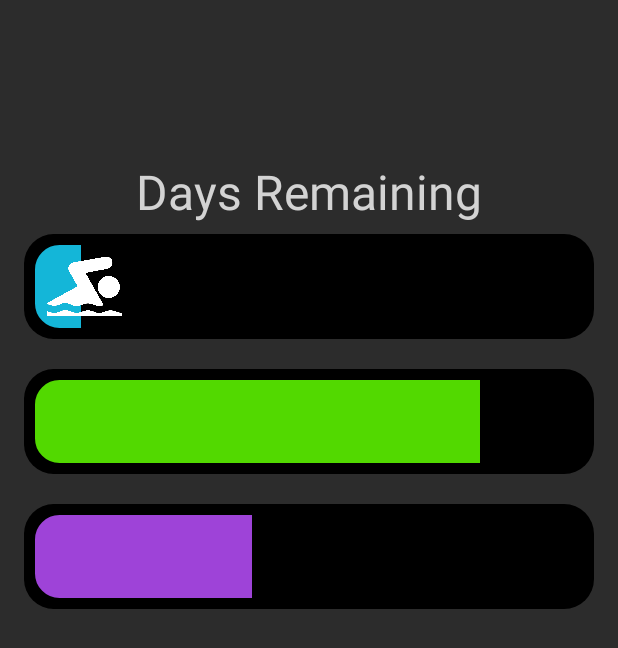
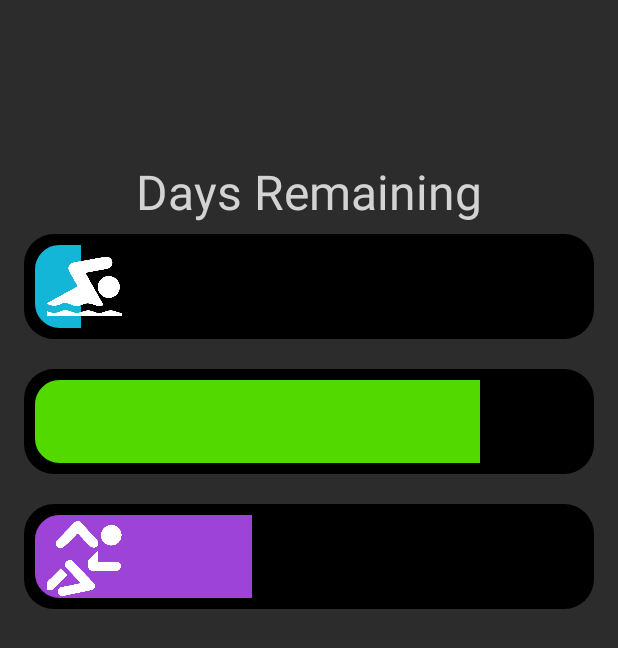
Before and after one commit to Ittociwam/IronmanApp, an Android app: the screen it shows after launch (MainActivity), on a phone screen of 412 x 824 dp. Shown: the top 648 px of the screen. Run offline under Robolectric (Android 15) with nearby library versions, the light colour scheme and no system bars; network calls fail.

```diff
--- a/app/src/main/res/layout/activity_main.xml
+++ b/app/src/main/res/layout/activity_main.xml
@@ -90,7 +90,8 @@
         android:layout_alignStart="@+id/progressBar3"
         android:layout_alignLeft="@+id/progressBar3"
         android:layout_marginLeft="15dp"
-        android:layout_marginTop="331dp" />
+        android:layout_marginTop="331dp"
+        android:src="@drawable/run" />
 
 </RelativeLayout>
 </ScrollView>
```
Also changed, not shown: app/src/main/res/drawable/run.png, app/src/main/res/drawable/swim.png.
